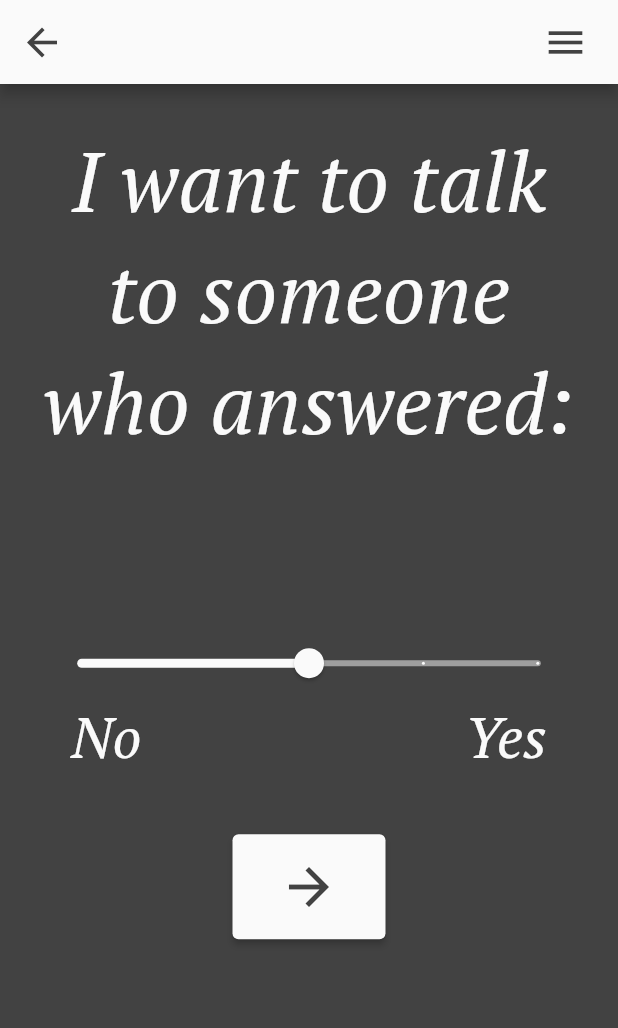
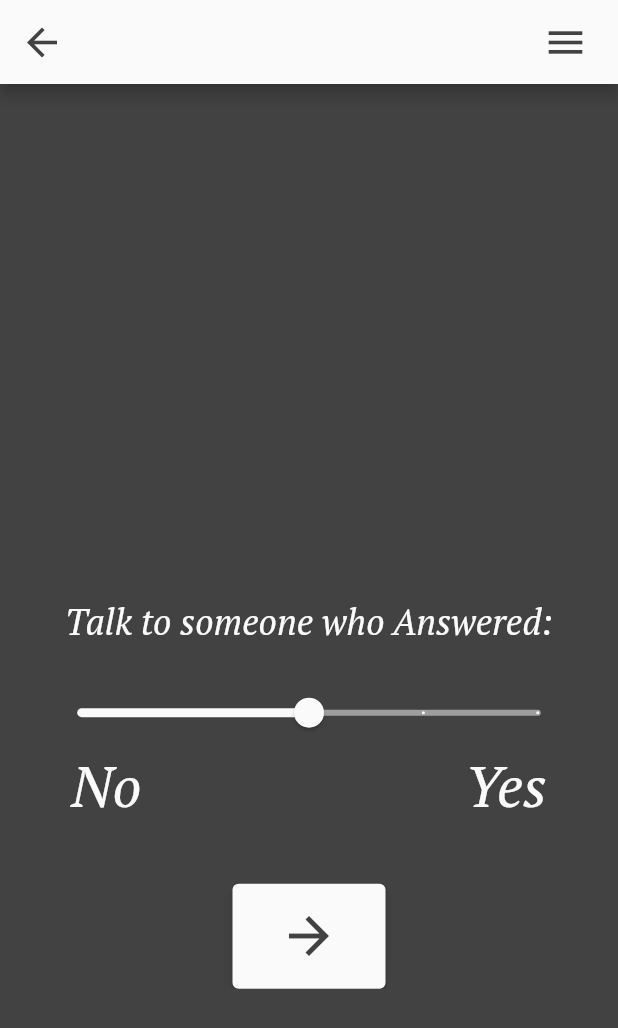
Before and after one commit to Naroooma/the_graey_area, a Flutter app: the QuestionScreen screen opened directly with empty values, after a tap on the "arrow forward" icon, on a phone screen of 412 x 824 dp. Shown: the top 1028 px of the screen. Run offline on Flutter 3.47's test engine with Material 2 defaults, Android fonts, the phone set to English and light mode, and no system bars; drawn by our look-alikes of auto_size_text; our stand-ins replace cloud_firestore, firebase_auth, hexcolor; accounts and stored records are empty.

Commit message:
slide answer animation

```diff
--- a/lib/screens/question_screen.dart
+++ b/lib/screens/question_screen.dart
@@ -21,12 +21,15 @@ class _QuestionScreenState extends State<QuestionScreen> {
 
   bool answered = false;
 
+  var text = "Your Opinion";
+
+  final _scaffoldKey = new GlobalKey<ScaffoldState>();
+
   @override
   Widget build(BuildContext context) {
     final question =
         ModalRoute.of(context).settings.arguments as DocumentSnapshot;
     final questionId = question.documentID;
-    final _scaffoldKey = new GlobalKey<ScaffoldState>();
     var _screenSize = MediaQuery.of(context).size;
 
     return Scaffold(
@@ -64,9 +67,7 @@ class _QuestionScreenState extends State<QuestionScreen> {
               Container(
                 height: _screenSize.height / 3,
                 child: AutoSizeText(
-                  answered
-                      ? "I want to talk to someone who answered: "
-                      : question.data['text'],
+                  question.data['text'],
                   textAlign: TextAlign.center,
                   style: TextStyle(
                     color: Theme.of(context).accentColor,
@@ -79,7 +80,56 @@ class _QuestionScreenState extends State<QuestionScreen> {
                 ),
               ),
               SizedBox(
-                height: 60,
+                height: 40,
+              ),
+              AnimatedSwitcher(
+                duration: const Duration(milliseconds: 500),
+                transitionBuilder: (Widget child, Animation<double> animation) {
+                  final inAnimation = Tween<Offset>(
+                          begin: Offset(1.5, 0.0), end: Offset(0.0, 0.0))
+                      .animate(animation);
+                  final outAnimation = Tween<Offset>(
+                          begin: Offset(-1.5, 0.0), end: Offset(0.0, 0.0))
+                      .animate(animation);
+                  if (child.key == ValueKey<String>("Your Opinion")) {
+                    return ClipRect(
+                      child: SlideTransition(
+                        position: outAnimation,
+                        child: child,
+                      ),
+                    );
+                  } else {
+                    return ClipRect(
+                      child: SlideTransition(
+                        position: inAnimation,
+                        child: child,
+                      ),
+                    );
+                  }
+                },
+                child: Container(
+                  key: ValueKey<String>(text),
+                  child: Column(
+                    children: [
+                      Container(
+                        height: _screenSize.height / 25,
+                        child: AutoSizeText(
+                          text,
+                          textAlign: TextAlign.center,
+                          style: TextStyle(
+                            color: Theme.of(context).accentColor,
+                            fontFamily: Theme.of(context)
+                                .textTheme
+                                .headline1
+                                .fontFamily,
+                            fontStyle: FontStyle.italic,
+                            fontSize: _screenSize
+                                .width, // maximum so that autosize makes is smaller
+                          ),
+                        ),
+                      ),
+                      SizedBox(
+                        height: 20,
                       ),
                       Slider(
                         min: 0,
@@ -93,7 +143,8 @@ class _QuestionScreenState extends State<QuestionScreen> {
                           });
                         },
                         activeColor: Theme.of(context).accentColor,
-                inactiveColor: Theme.of(context).accentColor.withOpacity(0.5),
+                        inactiveColor:
+                            Theme.of(context).accentColor.withOpacity(0.5),
                       ),
                       Row(
                         mainAxisAlignment: MainAxisAlignment.spaceBetween,
@@ -149,8 +200,16 @@ class _QuestionScreenState extends State<QuestionScreen> {
                       ),
                       ElevatedButton(
                         style: ButtonStyle(
-                    backgroundColor: MaterialStateProperty.all<Color>(
-                        Theme.of(context).accentColor),
+                          backgroundColor:
+                              MaterialStateProperty.resolveWith<Color>(
+                            (Set<MaterialState> states) {
+                              if (states.contains(MaterialState.pressed))
+                                return Theme.of(context)
+                                    .accentColor
+                                    .withOpacity(0.7);
+                              return Theme.of(context).accentColor;
+                            },
+                          ),
                         ),
                         onPressed: () async {
                           FirebaseUser user =
@@ -161,7 +220,8 @@ class _QuestionScreenState extends State<QuestionScreen> {
                             await Firestore.instance
                                 .collection('users')
                                 .document(user.uid)
-                          .updateData({"answers.$questionId": userOpinion});
+                                .updateData(
+                                    {"answers.$questionId": userOpinion});
                             _slidervalue = 50;
                           } else {
                             partnerOpinion = _slidervalue / 25 + 1;
@@ -171,6 +231,7 @@ class _QuestionScreenState extends State<QuestionScreen> {
 
                           setState(() {
                             answered = !answered;
+                            text = "Talk to someone who Answered:";
                           });
                         },
                         child: Container(
@@ -180,7 +241,13 @@ class _QuestionScreenState extends State<QuestionScreen> {
                             Icons.arrow_forward,
                             color: Theme.of(context).primaryColor,
                             size: 40,
-                      )))
+                          ),
+                        ),
+                      ),
+                    ],
+                  ),
+                ),
+              ),
             ],
           ),
         ),
```
Lines whose indentation alone changed are shown as unchanged.
